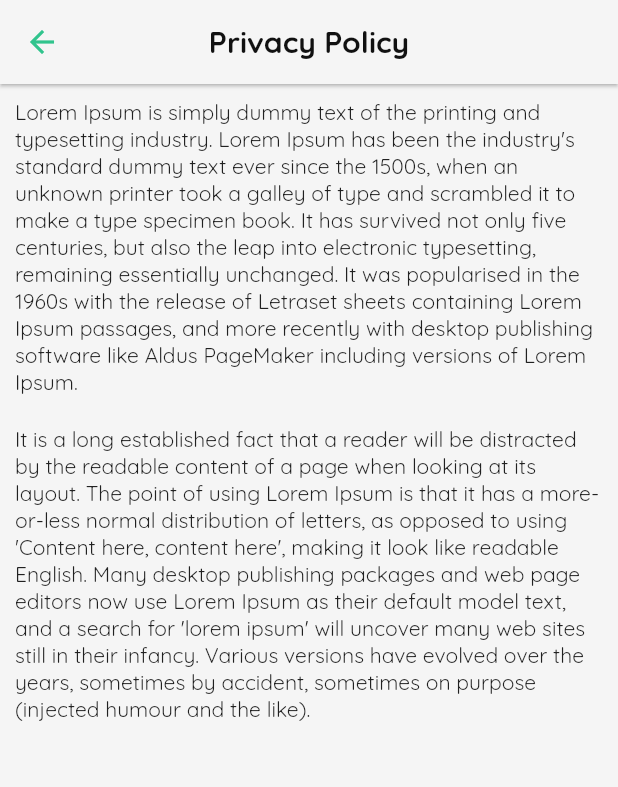
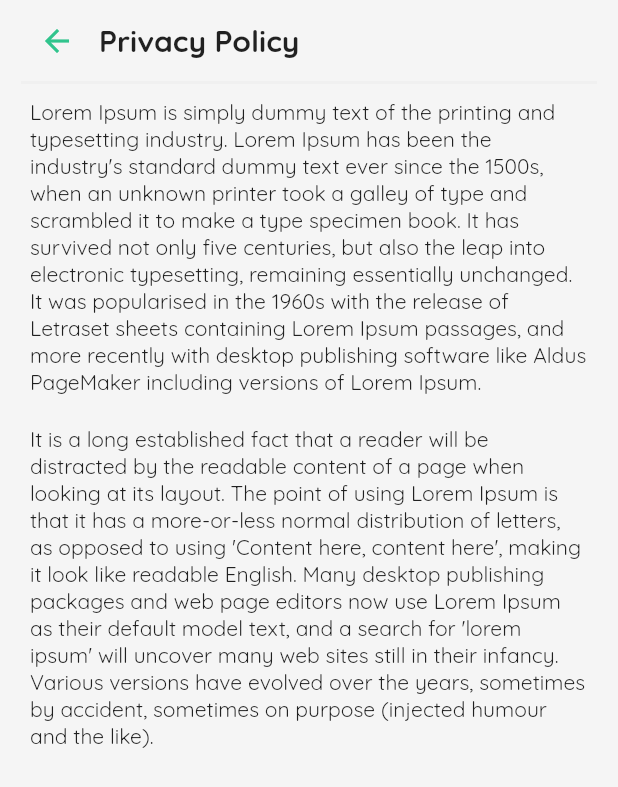
Before and after one commit to nghiaved/chatify-app, a Flutter app: the LoremScreen screen opened directly, on a phone screen of 412 x 824 dp. Shown: the top 787 px of the screen. Run offline on Flutter 3.47's test engine with Material 2 defaults, Android fonts, the phone set to English and light mode, and no system bars; our stand-ins replace jwt_decoder, shared_preferences; accounts and stored records are empty.

Commit message:
appbar widget

```diff
--- a/client/lib/constants/app_colors.dart
+++ b/client/lib/constants/app_colors.dart
@@ -2,6 +2,7 @@ import 'package:flutter/material.dart';
 
 class AppColors {
   static const Color primaryColor = Color(0xff31C48D);
+  static const Color secondColor = Color(0xFFDDF7EA);
   static const Color whiteColor = Color(0xfff5f5f5);
   static const Color blackColor = Color(0xff111111);
   static const Color blueColor = Color(0xff0F4EAE);
--- /dev/null
+++ b/client/lib/constants/app_dimensions.dart
@@ -0,0 +1,7 @@
+class AppDimensions {
+  static const double iconSize = 24;
+  static const double splashRadius = 20;
+  static const double smallSpacing = 4;
+  static const double mediumSpacing = 14;
+  static const double largeSpacing = 24;
+}
--- a/client/lib/screens/lorem_screen.dart
+++ b/client/lib/screens/lorem_screen.dart
@@ -1,4 +1,4 @@
-import 'package:client/constants/app_colors.dart';
+import 'package:client/widgets/appbar_widget.dart';
 import 'package:flutter/material.dart';
 
 class LoremScreen extends StatelessWidget {
@@ -9,26 +9,10 @@ class LoremScreen extends StatelessWidget {
   @override
   Widget build(BuildContext context) {
     return Scaffold(
-      appBar: AppBar(
-        iconTheme: const IconThemeData(
-          color: AppColors.primaryColor,
-          size: 24,
-        ),
-        centerTitle: true,
-        title: Text(
-          title,
-          style: const TextStyle(
-            color: AppColors.blackColor,
-            fontSize: 20,
-            fontWeight: FontWeight.bold,
-          ),
-        ),
-        elevation: 1,
-        backgroundColor: AppColors.whiteColor,
-      ),
+      appBar: AppBarWidget(text: title),
       body: SingleChildScrollView(
         child: Padding(
-          padding: const EdgeInsets.all(10),
+          padding: const EdgeInsets.symmetric(horizontal: 20, vertical: 10),
           child: Column(
             children: const [
               Text(
--- /dev/null
+++ b/client/lib/widgets/appbar_widget.dart
@@ -0,0 +1,88 @@
+import 'package:client/constants/app_colors.dart';
+import 'package:client/constants/app_dimensions.dart';
+import 'package:flutter/material.dart';
+
+final appBarHeight = AppBar().preferredSize.height;
+
+class AppBarWidget extends StatefulWidget implements PreferredSizeWidget {
+  const AppBarWidget({super.key, this.text, this.avatar, this.actions});
+
+  final String? text;
+  final String? avatar;
+  final List<Widget>? actions;
+
+  @override
+  State<AppBarWidget> createState() => _AppBarWidgetState();
+
+  @override
+  Size get preferredSize => Size.fromHeight(appBarHeight);
+}
+
+class _AppBarWidgetState extends State<AppBarWidget> {
+  @override
+  Widget build(BuildContext context) {
+    return Container(
+      height: appBarHeight,
+      margin: const EdgeInsets.symmetric(
+        horizontal: AppDimensions.mediumSpacing,
+      ),
+      decoration: const BoxDecoration(
+        border: Border(
+          bottom: BorderSide(color: AppColors.greyColor, width: 2),
+        ),
+      ),
+      child: Row(
+        mainAxisAlignment: MainAxisAlignment.spaceBetween,
+        crossAxisAlignment: CrossAxisAlignment.center,
+        children: [
+          Row(
+            children: [
+              IconButton(
+                splashRadius: AppDimensions.splashRadius,
+                icon: const Icon(
+                  Icons.arrow_back,
+                  color: AppColors.primaryColor,
+                  size: AppDimensions.iconSize,
+                ),
+                onPressed: () => Navigator.of(context).pop(),
+              ),
+              widget.avatar != null
+                  ? Padding(
+                      padding: const EdgeInsets.only(
+                        left: AppDimensions.smallSpacing,
+                      ),
+                      child: Image.asset(
+                        widget.avatar!,
+                        width: appBarHeight - AppDimensions.mediumSpacing,
+                        height: appBarHeight - AppDimensions.mediumSpacing,
+                      ),
+                    )
+                  : const SizedBox(),
+              widget.text != null
+                  ? Padding(
+                      padding: const EdgeInsets.only(
+                        left: AppDimensions.smallSpacing,
+                      ),
+                      child: Text(
+                        widget.text!,
+                        style: const TextStyle(
+                          fontSize: 20,
+                          fontWeight: FontWeight.bold,
+                        ),
+                      ),
+                    )
+                  : const SizedBox(),
+            ],
+          ),
+          Row(
+            children: widget.actions != null
+                ? widget.actions!.map((item) {
+                    return item;
+                  }).toList()
+                : [],
+          ),
+        ],
+      ),
+    );
+  }
+}
```
Also changed, not shown: client/lib/screens/home_screen.dart (+21 -3 lines), client/lib/screens/setting_screen.dart (added, +49 -0 lines), client/lib/widgets/icon_widget.dart (added, +41 -0 lines).
